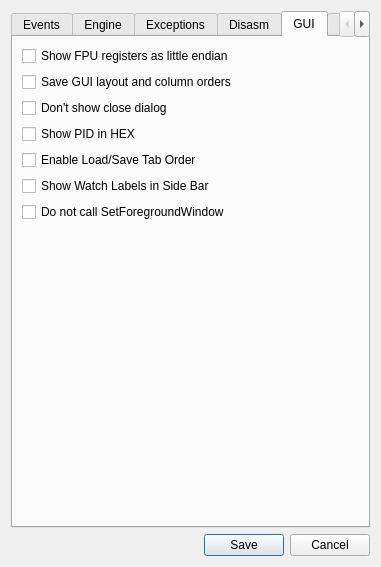
The window that src/gui/Src/Gui/SettingsDialog.ui (x64dbg/x64dbg) describes before a commit, drawn with Qt 5.
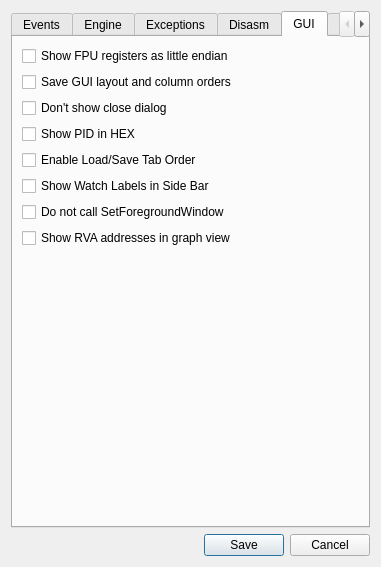
The same window after the commit. The open tabs and pages were chosen to show the change. Icons and pictures are not drawn.

Commit message: Added option rva addresses in graph

The edit to the form file:
```diff
--- a/src/gui/Src/Gui/SettingsDialog.ui
+++ b/src/gui/Src/Gui/SettingsDialog.ui
@@ -620,6 +620,13 @@
          </property>
         </widget>
        </item>
+       <item>
+        <widget class="QCheckBox" name="chkShowGraphRva">
+         <property name="text">
+          <string>Show RVA addresses in graph view</string>
+         </property>
+        </widget>
+       </item>
        <item>
         <spacer name="verticalSpacer_7">
          <property name="orientation">
```
The commit also changes 5 other files.
